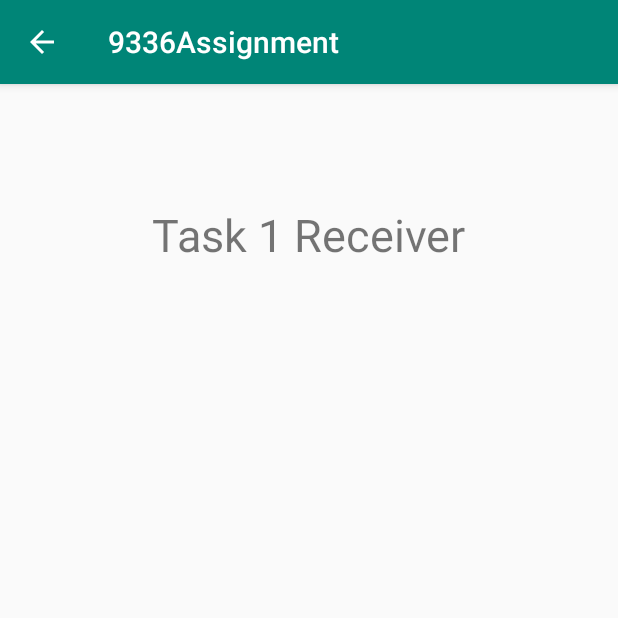
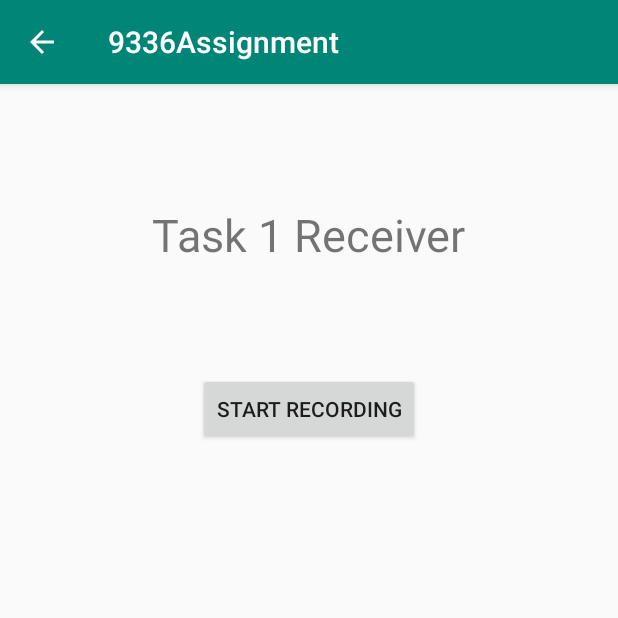
Before and after one commit to huanglesi0605/Device-to-device-Communication-Over-Audio, an Android app: the screen it shows after launch (Task1Rx), after a tap on "RECEIVER", on a phone screen of 412 x 824 dp, the top half of it. Run offline under Robolectric (Android 15) with nearby library versions, the phone set to English and light mode, and no system bars.

Commit message:
task 1 receiver finish

```diff
--- a/app/src/main/AndroidManifest.xml
+++ b/app/src/main/AndroidManifest.xml
@@ -26,4 +26,6 @@
         </activity>
     </application>
 
+    <uses-permission android:name="android.permission.RECORD_AUDIO"/>
+
 </manifest>
--- a/app/src/main/java/com/example/a9336assignment/MainActivity.java
+++ b/app/src/main/java/com/example/a9336assignment/MainActivity.java
@@ -6,7 +6,7 @@ import android.os.Bundle;
 import android.view.View;
 
 public class MainActivity extends AppCompatActivity {
-    private int sampleRate = 20000;
+    private int sampleRate = 40000;
     @Override
     protected void onCreate(Bundle savedInstanceState) {
         super.onCreate(savedInstanceState);
--- a/app/src/main/java/com/example/a9336assignment/Task1Rx.java
+++ b/app/src/main/java/com/example/a9336assignment/Task1Rx.java
@@ -1,13 +1,111 @@
 package com.example.a9336assignment;
 
+import android.media.AudioFormat;
+import android.media.AudioRecord;
+import android.media.MediaRecorder;
 import android.support.v7.app.AppCompatActivity;
 import android.os.Bundle;
+import android.util.Log;
+import android.view.View;
+import android.widget.TextView;
+
+import java.util.ArrayList;
+import java.util.List;
+
+import java.io.FileWriter;
 
 public class Task1Rx extends AppCompatActivity {
+    private int sampleRate;
+    AudioRecord record;
+    short[] audioBuffer;
+    private int sampleSize;
 
     @Override
     protected void onCreate(Bundle savedInstanceState) {
         super.onCreate(savedInstanceState);
         setContentView(R.layout.activity_task1_rx);
+        sampleRate = getIntent().getIntExtra("sample rate", 0);
+        sampleSize = sampleRate * 1;
+
+        int bufferSize = AudioRecord.getMinBufferSize(sampleRate,
+                AudioFormat.CHANNEL_IN_MONO,
+                AudioFormat.ENCODING_PCM_16BIT);
+        System.out.println("minBufferSize "+bufferSize);
+
+        if (bufferSize == AudioRecord.ERROR || bufferSize == AudioRecord.ERROR_BAD_VALUE) {
+            bufferSize = sampleRate*2;
+        }
+        audioBuffer = new short[sampleRate];
+        record = new AudioRecord(MediaRecorder.AudioSource.MIC,
+                sampleRate,
+                AudioFormat.CHANNEL_IN_MONO,
+                AudioFormat.ENCODING_PCM_16BIT,
+                bufferSize);
+        if (record.getState() != AudioRecord.STATE_INITIALIZED) {
+            System.out.println("Audio Record can't initialize!");
+            return;
+        }
+
     }
+
+    public void record(View view){
+        new Thread(){
+            @Override
+            public void run() {
+                record.startRecording();
+                int numberOfShort = 0;
+                List<Short> data = new ArrayList<>();
+                while (numberOfShort < audioBuffer.length) {
+                    int n = record.read(audioBuffer, 0, audioBuffer.length);
+                    System.out.println("buffer");
+                    for (int i=10000 ;i <10100;i++) {
+                        if (i%10 == 0){
+                            System.out.println();
+                        }
+                        System.out.print(" "+audioBuffer[i]);
+                    }
+                    System.out.println();
+                    numberOfShort += n;
+                    for (int i=0; i<n; i++){
+                        data.add(audioBuffer[i]);
+                    }
+                }
+                System.out.println("Recording stopped. Samples read: "+numberOfShort);
+                record.stop();
+                detectFreq(data);
+            }
+        }.run();
+    }
+
+    public void detectFreq(List<Short> data){
+        double max_magnitude = 0;
+        int max_freq = 0;
+        for (int freq = 200; freq <= 2000; freq += 10) {
+            double m = runGoertzel(data, freq);
+            if (m > max_magnitude){
+                max_magnitude = m;
+                max_freq = freq;
+            }
+        }
+        ((TextView)findViewById(R.id.result)).setText("detected frequency: "+max_freq+"Hz");
+    }
+
+    public double runGoertzel(List<Short> data, int target_freq){
+        int N = data.size();
+        int k = (int)(0.5+1.0*N*target_freq/(double)sampleRate);
+        double w = (2.0*Math.PI/N)*k;
+        double cosine = Math.cos(w);
+        double sine = Math.sin(w);
+        double coeff = 2.0 * cosine;
+        double q1=0, q2=0, q0;
+
+        int i = 0;
+        for (short sample: data){
+            q0 = coeff*q1 - q2 + sample*1.0;
+            q2 = q1;
+            q1 = q0;
+        }
+        return q1*q1 + q2*q2-q1*q2*coeff;
+    }
+
 }
--- a/app/src/main/java/com/example/a9336assignment/Task1Tx.java
+++ b/app/src/main/java/com/example/a9336assignment/Task1Tx.java
@@ -11,7 +11,7 @@ import android.view.View;
 public class Task1Tx extends AppCompatActivity {
     private AudioTrack audioTrack;
     private int sampleRate;
-    int duration = 1;
+    int duration = 3;
     int sampleSize;
     int count = 0;
 
--- a/app/src/main/res/layout/activity_task1_rx.xml
+++ b/app/src/main/res/layout/activity_task1_rx.xml
@@ -16,4 +16,24 @@
         app:layout_constraintEnd_toEndOf="parent"
         app:layout_constraintStart_toStartOf="parent"
         app:layout_constraintTop_toTopOf="parent" />
+
+    <Button
+        android:id="@+id/button8"
+        android:layout_width="wrap_content"
+        android:layout_height="wrap_content"
+        android:layout_marginTop="72dp"
+        android:onClick="record"
+        android:text="Start Recording"
+        app:layout_constraintEnd_toEndOf="parent"
+        app:layout_constraintStart_toStartOf="parent"
+        app:layout_constraintTop_toBottomOf="@+id/textView5" />
+
+    <TextView
+        android:id="@+id/result"
+        android:layout_width="wrap_content"
+        android:layout_height="wrap_content"
+        android:layout_marginTop="52dp"
+        app:layout_constraintEnd_toEndOf="parent"
+        app:layout_constraintStart_toStartOf="parent"
+        app:layout_constraintTop_toBottomOf="@+id/button8" />
 </android.support.constraint.ConstraintLayout>
```
